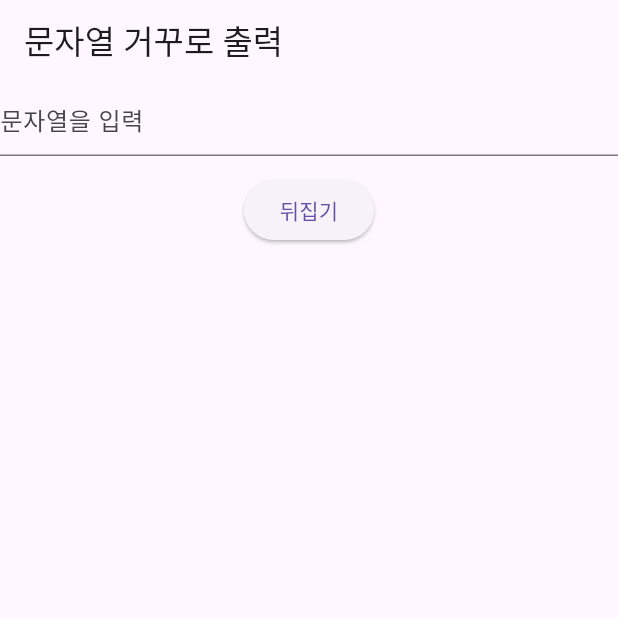
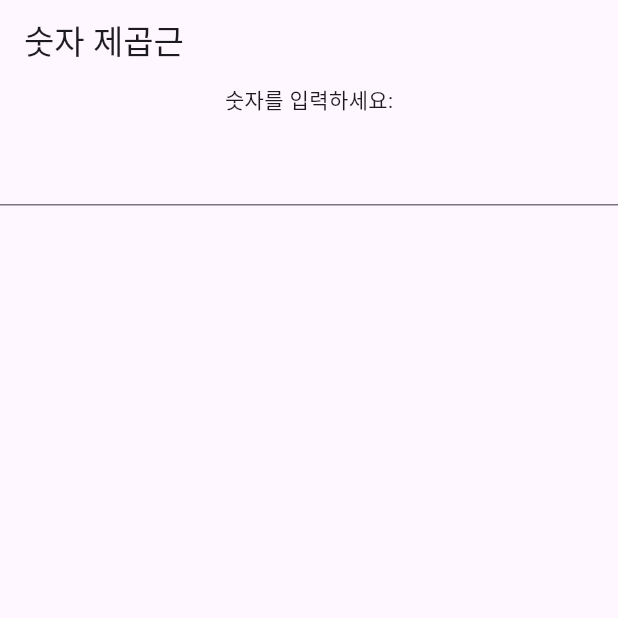
Before and after one commit to niw5924/flutter-coding-test-practice, a Flutter app: the screen it shows after launch, on a phone screen of 412 x 824 dp, the top half of it. Run offline on Flutter 3.47's test engine with Material 3 defaults, Android fonts, the phone set to English and light mode, and no system bars.

Commit message:
코딩테스트 초급 3일차

```diff
--- /dev/null
+++ b/lib/levels/beginner/day3_square_calculator_page.dart
@@ -0,0 +1,44 @@
+import 'package:flutter/material.dart';
+
+class SquareCalculatorPage extends StatefulWidget {
+  const SquareCalculatorPage({super.key});
+
+  @override
+  State<StatefulWidget> createState() => _SquareCalculatorPageState();
+}
+
+class _SquareCalculatorPageState extends State<SquareCalculatorPage> {
+  final TextEditingController _controller = TextEditingController();
+  int? result;
+
+  @override
+  Widget build(BuildContext context) {
+    return Scaffold(
+      appBar: AppBar(title: Text("숫자 제곱근")),
+      body: Column(
+        children: [
+          Text("숫자를 입력하세요:"),
+          const SizedBox(height: 12),
+          TextField(
+            controller: _controller,
+            onChanged: (value) {
+              final parsed = int.tryParse(value);
+
+              if (parsed != null) {
+                setState(() {
+                  result = parsed * parsed;
+                });
+              } else {
+                setState(() {
+                  result = null;
+                });
+              }
+            },
+          ),
+          const SizedBox(height: 12),
+          if (result != null) Text("제곱 결과: $result"),
+        ],
+      ),
+    );
+  }
+}
--- a/lib/main.dart
+++ b/lib/main.dart
@@ -1,5 +1,5 @@
 import 'package:flutter/material.dart';
-import 'package:flutter_coding_test_practice/levels/beginner/reverse_string_page.dart';
+import 'package:flutter_coding_test_practice/levels/beginner/day3_square_calculator_page.dart';
 
 void main() {
   runApp(MyApp());
@@ -15,7 +15,7 @@ class MyApp extends StatelessWidget {
       theme: ThemeData(primarySwatch: Colors.blue),
 
       /// 이 부분만 바꿔야 함.
-      home: ReverseStringPage(),
+      home: SquareCalculatorPage(),
     );
   }
 }
```
Also changed, not shown: lib/levels/beginner/day1_todo_list_page.dart (renamed from lib/levels/beginner/todo_list_page.dart), lib/levels/beginner/day2_reverse_string_page.dart (renamed from lib/levels/beginner/reverse_string_page.dart), 1 other file.
